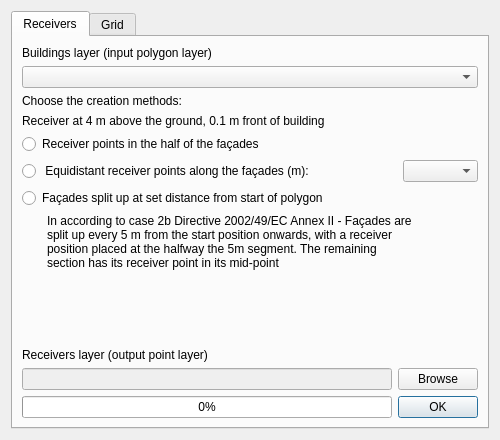
The window that tools/ui_CreateReceiverPoints.ui (pierluigiderosa/openoise) describes before a commit, drawn with Qt 5.
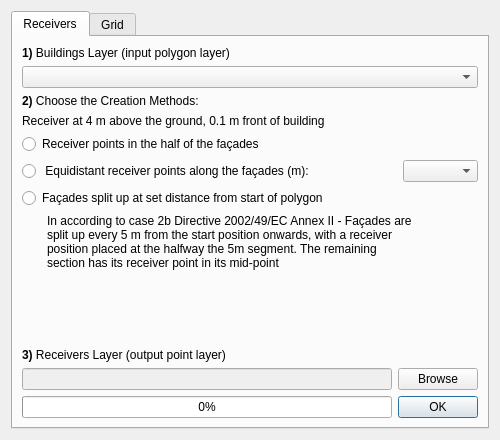
The same window after the commit. Custom widgets are drawn as their Qt base class.

```diff
--- a/tools/ui_CreateReceiverPoints.ui
+++ b/tools/ui_CreateReceiverPoints.ui
@@ -80,7 +80,7 @@
             </sizepolicy>
            </property>
            <property name="text">
-            <string>Buildings layer (input polygon layer)</string>
+            <string>&lt;html&gt;&lt;head/&gt;&lt;body&gt;&lt;p&gt;&lt;span style=&quot; font-weight:600;&quot;&gt;1)&lt;/span&gt; Buildings Layer (input polygon layer)&lt;/p&gt;&lt;/body&gt;&lt;/html&gt;</string>
            </property>
           </widget>
          </item>
@@ -92,7 +92,7 @@
        <item>
         <widget class="QLabel" name="label">
          <property name="text">
-          <string>Choose the creation methods:</string>
+          <string>&lt;html&gt;&lt;head/&gt;&lt;body&gt;&lt;p&gt;&lt;span style=&quot; font-weight:600;&quot;&gt;2)&lt;/span&gt; Choose the Creation Methods:&lt;/p&gt;&lt;/body&gt;&lt;/html&gt;</string>
          </property>
         </widget>
        </item>
@@ -190,7 +190,7 @@
             <string>Receiver at 4 m above the ground</string>
            </property>
            <property name="text">
-            <string>Receivers layer (output point layer)</string>
+            <string>&lt;html&gt;&lt;head/&gt;&lt;body&gt;&lt;p&gt;&lt;span style=&quot; font-weight:600;&quot;&gt;3)&lt;/span&gt; Receivers Layer (output point layer)&lt;/p&gt;&lt;/body&gt;&lt;/html&gt;</string>
            </property>
           </widget>
          </item>
```
Left out of the diff: 10 changed lines with no effect on the pictures.
